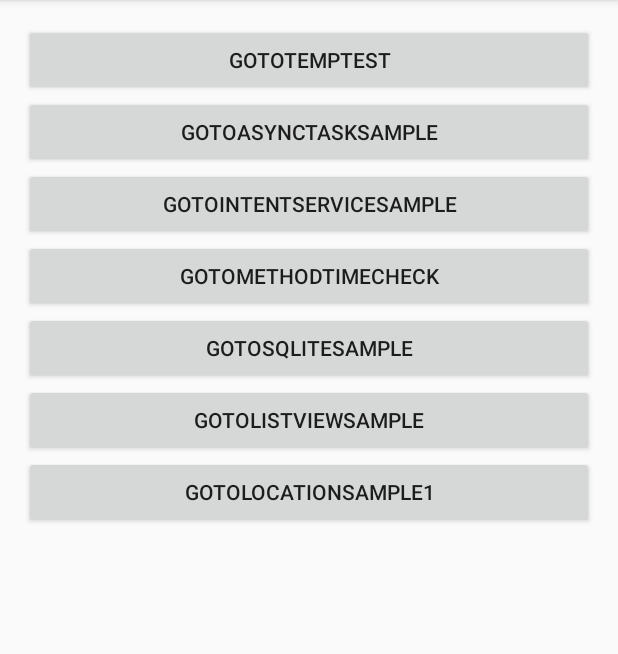
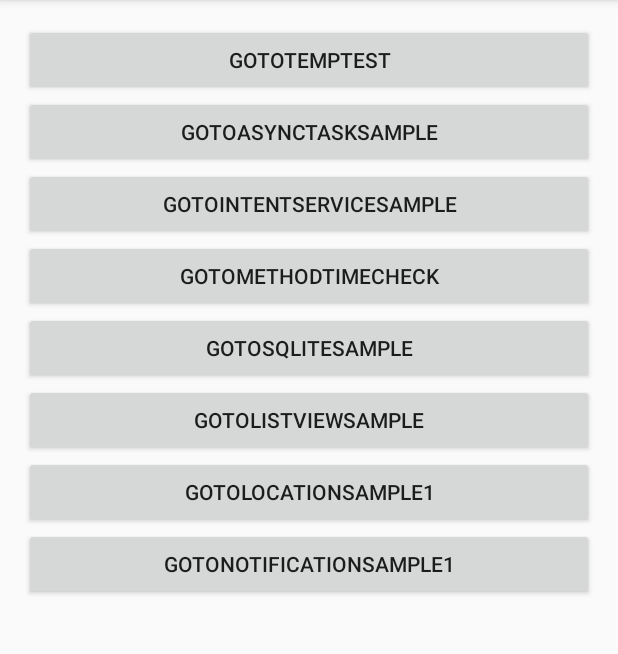
Before and after one commit to bccdevg/SampleAndroidApplication, an Android app: the screen it shows after launch (MainActivity), on a phone screen of 412 x 824 dp, the part 84-738 px from its top. Run offline under Robolectric (Android 15) with nearby library versions, the phone set to English and light mode, and no system bars.

Commit message:
add NotificationSample1

```diff
--- a/app/src/main/AndroidManifest.xml
+++ b/app/src/main/AndroidManifest.xml
@@ -29,7 +29,8 @@
         <activity android:name=".sample.sqlite.SqliteSampleActivity" />
         <activity android:name=".sample.listview.ListViewSampleActivity" />
         <activity android:name=".sample.location.LocationSample1Activity" />
-        <activity android:name=".TempTestActivity"></activity>
+        <activity android:name=".TempTestActivity" />
+        <activity android:name=".sample.notification.NotificationSample1Activity"></activity>
     </application>
 
 </manifest>
--- a/app/src/main/res/layout/activity_main.xml
+++ b/app/src/main/res/layout/activity_main.xml
@@ -85,4 +85,14 @@
             android:onClick="onGoToLocationSample1Tapped" />
     </LinearLayout>
 
+    <Button
+        android:text="GoToNotificationSample1"
+        android:layout_width="match_parent"
+        android:layout_height="wrap_content"
+        android:id="@+id/button11"
+        android:layout_below="@+id/linearLayout"
+        android:layout_alignParentLeft="true"
+        android:layout_alignParentStart="true"
+        android:onClick="onNotificationSample1Tapped" />
+
 </RelativeLayout>
```
Also changed, not shown: app/src/main/java/com/example/iwaki/mysampleapplication/MainActivity.java (+7 -1 lines), app/src/main/java/com/example/iwaki/mysampleapplication/sample/notification/NotificationSample1Activity.java (added, +48 -0 lines), app/src/main/res/layout/activity_notification_sample1.xml (added, +22 -0 lines).
